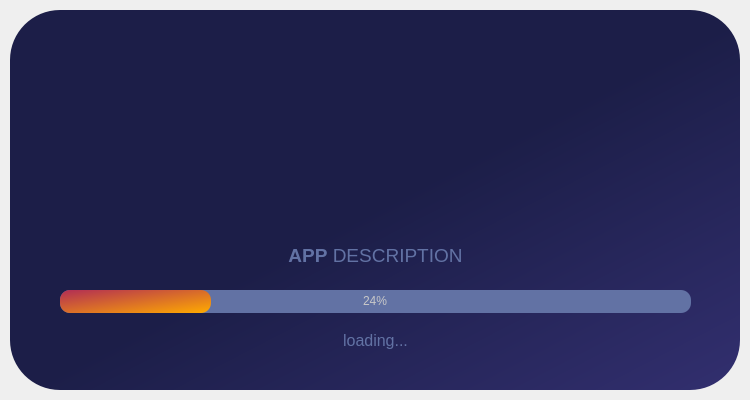
This is UI_Functions/splash_screen.ui in Mechanics-of-Orbit/MOPy as Qt 5 draws it before an edit. The edited form follows.
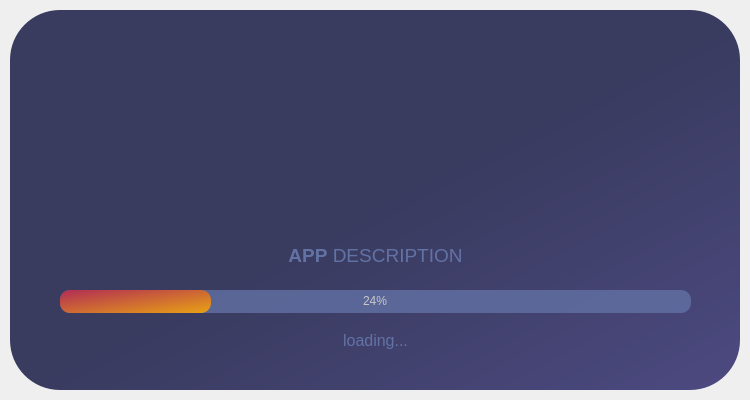
This is the edited form. Icons and pictures are not drawn.

```diff
--- a/UI_Functions/splash_screen.ui
+++ b/UI_Functions/splash_screen.ui
@@ -34,7 +34,7 @@
      <widget class="QFrame" name="dropShadowFrame">
       <property name="styleSheet">
        <string notr="true">QFrame {	
-	background-color: qlineargradient(spread:pad, x1:1, y1:1, x2:0, y2:0, stop:0 rgba(50, 47, 111, 255), stop:0.488636 rgba(28, 30, 72, 255));	
+	background-color: qlineargradient(spread:pad, x1:1, y1:1, x2:0, y2:0, stop:0 rgba(50, 47, 111, 220), stop:0.488636 rgba(28, 30, 72, 220));	
 	
 
 	color: rgb(220, 220, 220);
@@ -85,7 +85,7 @@
        <property name="styleSheet">
         <string notr="true">QProgressBar {
 	
-	background-color: rgb(98, 114, 164);
+	background-color: rgb(98, 114, 164,200);
 	color: rgb(200, 200, 200);
 	border-style: none;
 	border-radius: 10px;
@@ -95,7 +95,7 @@
 	border-radius: 10px;
 	/*background-color: qlineargradient(spread:pad, x1:0, y1:0.511364, x2:1, y2:0.523, stop:0 rgba(254, 121, 199, 255), stop:1 rgba(170, 85, 255, 255));*/
 	
-	background-color: qlineargradient(spread:pad, x1:0, y1:0, x2:0.977273, y2:1, stop:0 rgba(177, 45, 85, 255), stop:1 rgba(255, 170, 0, 255));
+	background-color: qlineargradient(spread:pad, x1:0, y1:0, x2:0.977273, y2:1, stop:0 rgba(177, 45, 85, 255), stop:1 rgba(255, 170, 0, 220));
 
 	
 	
```
